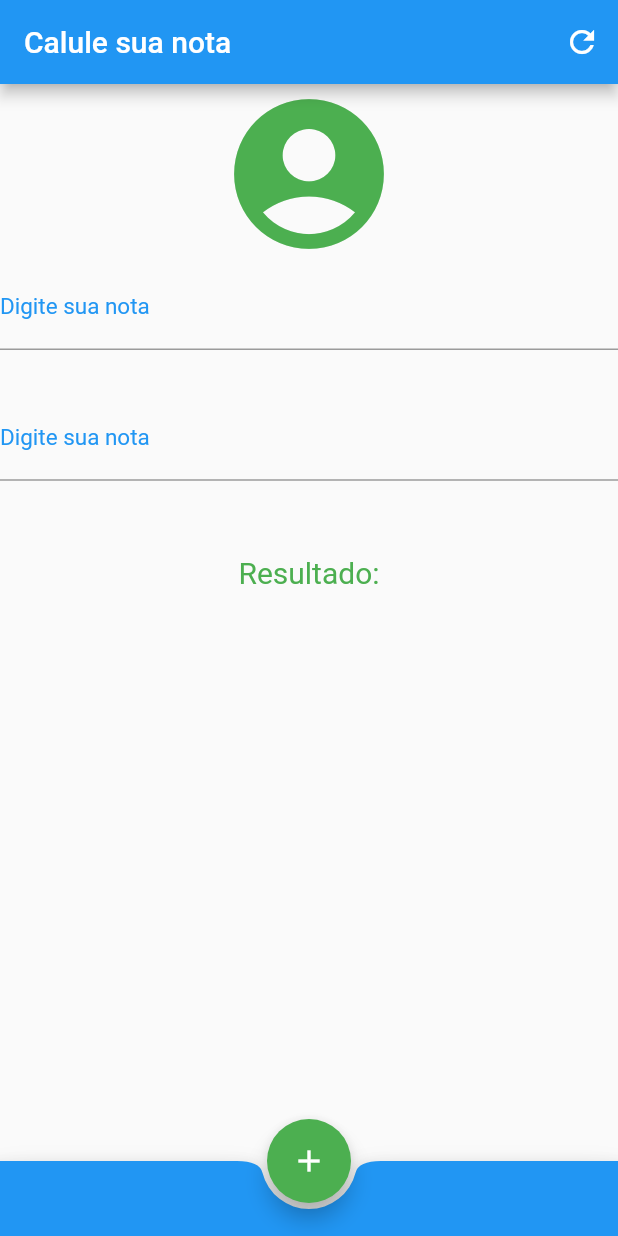
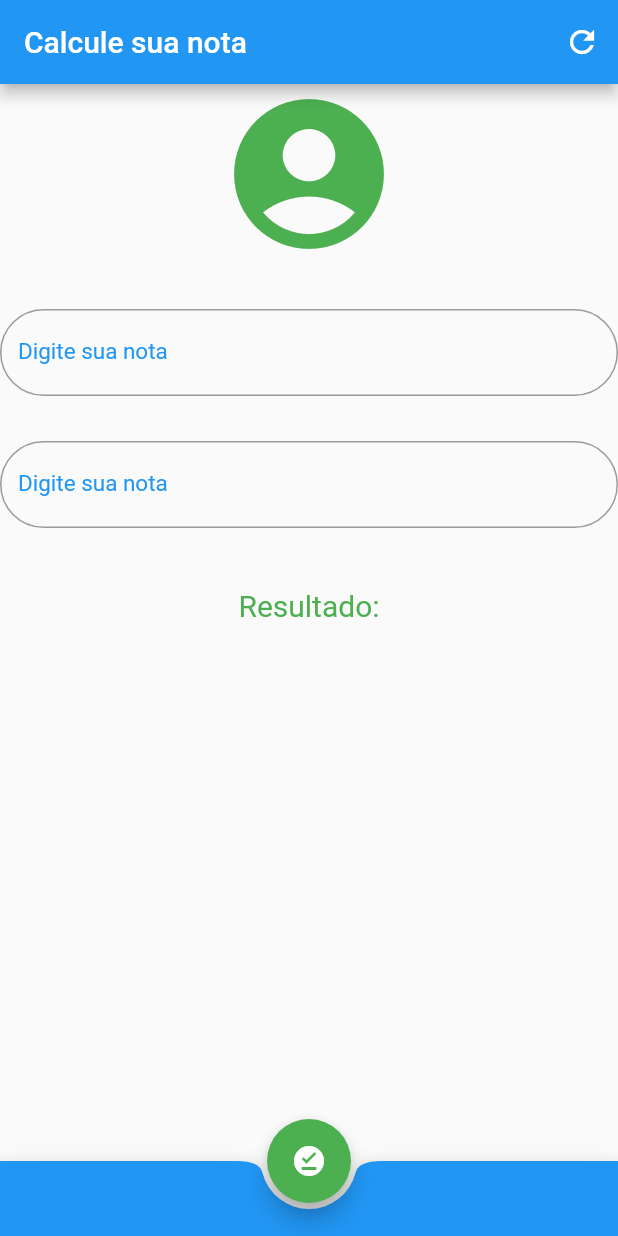
Before and after one commit to andrelucassvt/Sistema-de-notas-mobile-UNAMA, a Flutter app: the screen it shows after launch, on a phone screen of 412 x 824 dp. Run offline on Flutter 3.47's test engine with Material 2 defaults, Android fonts, the phone set to English and light mode, and no system bars.

Commit message:
Correção de erros

```diff
--- a/calcular_notas_unama/lib/main.dart
+++ b/calcular_notas_unama/lib/main.dart
@@ -53,7 +53,8 @@ class _HomeState extends State<Home> {
        resultado = "Nota inválida";
 
     }else{
-        if(media >=7){
+
+      if(media >=7){
       resultado = "Você passou";
 
     }else if(media < 7 && media >=4){
@@ -73,7 +74,7 @@ class _HomeState extends State<Home> {
     return Scaffold(
         appBar: AppBar(
 
-          title: Text("Calule sua nota",style: TextStyle(color: Colors.white),),
+          title: Text("Calcule sua nota",style: TextStyle(color: Colors.white),),
           backgroundColor: Colors.blue,
 
           actions: <Widget>[
@@ -89,12 +90,15 @@ class _HomeState extends State<Home> {
             child: Column(mainAxisAlignment: MainAxisAlignment.center,children: <Widget>[
 
           Icon(Icons.account_circle,size: 120.0,color: Colors.green,),
-
+          Padding(padding: EdgeInsets.all(15.0)),
           TextFormField(keyboardType: TextInputType.numberWithOptions(decimal: true),
           decoration: InputDecoration(
 
             labelText: "Digite sua nota",labelStyle: TextStyle(color: Colors.blue,
             fontSize: 15.0),
+
+            border: OutlineInputBorder(
+              borderRadius: BorderRadius.circular(32))
               ),
 
             style: TextStyle(color: Colors.blue,fontSize: 15.0),
@@ -112,6 +116,9 @@ class _HomeState extends State<Home> {
           decoration: InputDecoration(
             labelText: "Digite sua nota",labelStyle: TextStyle(color: Colors.blue,
             fontSize: 15.0),
+
+             border: OutlineInputBorder(
+              borderRadius: BorderRadius.circular(32))
               ),
 
               style: TextStyle(color: Colors.blue,fontSize: 15.0),
@@ -123,11 +130,11 @@ class _HomeState extends State<Home> {
               },
           ),
 
-          Padding(padding: EdgeInsets.all(25.0)),
+          Padding(padding: EdgeInsets.all(20.0)),
 
           Text("Resultado:", style: TextStyle(color: Colors.green,fontSize: 20,),),
 
-          Padding(padding: EdgeInsets.all(20.0)),
+          Padding(padding: EdgeInsets.all(10.0)),
 
           Text(resultado, style: TextStyle(color: Colors.blue,fontSize: 20,),),
            Text(resultFinal, style: TextStyle(color: Colors.blue,fontSize: 20,),),
@@ -141,10 +148,11 @@ class _HomeState extends State<Home> {
             shape: const CircularNotchedRectangle(),
             child: Container(height: 50.0,),
             color: Colors.blue,
+
           ),
 
         floatingActionButton: FloatingActionButton(
-        child: Icon(Icons.add),
+        child: Icon(Icons.offline_pin),
         backgroundColor: Colors.green,
         onPressed: (){
           if(validacao.currentState.validate()){
```
